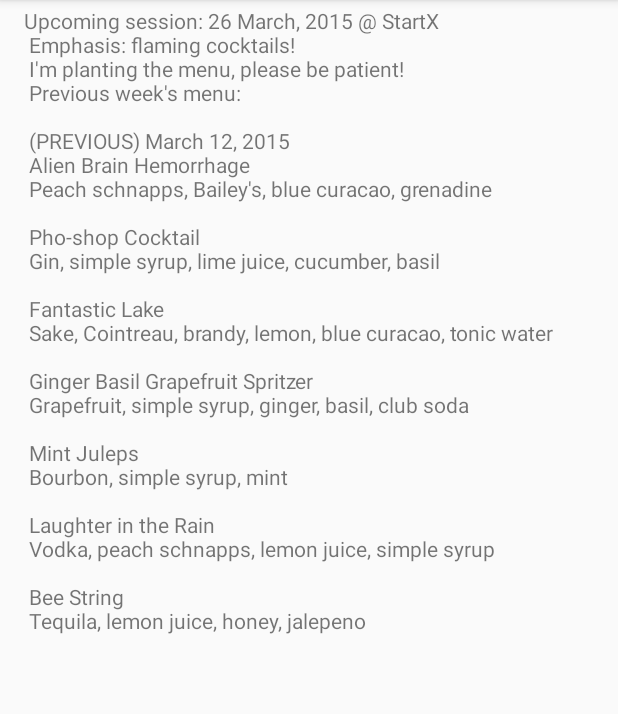
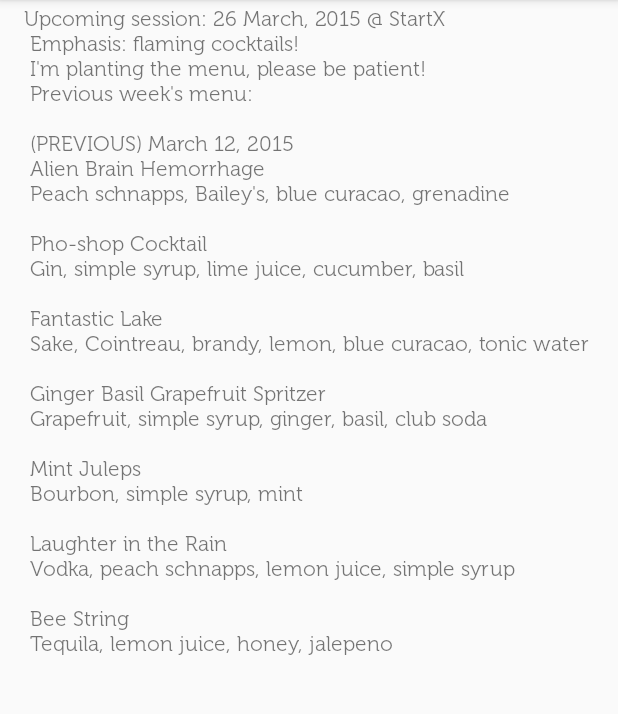
Before and after one commit to davidopluslau/CleverEggplant, an Android app: the screen it shows after launch (MainActivity), on a phone screen of 412 x 824 dp, the part 84-798 px from its top. Run offline under Robolectric (Android 15) with nearby library versions, the phone set to English and light mode, and no system bars.

Commit message:
Everything is fonted, albeit sloppily

```diff
--- a/CleverEggplant/app/src/main/java/com/theclevereggplant/clevereggplant/CleverPagerAdapter.java
+++ b/CleverEggplant/app/src/main/java/com/theclevereggplant/clevereggplant/CleverPagerAdapter.java
@@ -5,6 +5,7 @@
 import java.util.List;
 
 import android.content.Context;
+import android.graphics.Typeface;
 import android.os.Bundle;
 import android.support.v4.app.Fragment;
 import android.support.v4.app.FragmentManager;
@@ -13,10 +14,12 @@
 public class CleverPagerAdapter extends FragmentPagerAdapter {
 
     List<String> pageStrings = new ArrayList<>();
+    Typeface museoFont;
 
     public CleverPagerAdapter(FragmentManager fm, Context context) {
         super(fm);
         String[] pageData = context.getResources().getStringArray(R.array.textBullshit);
+        this.museoFont = Typeface.createFromAsset(context.getAssets(), "Museo-300.otf");
         pageStrings = new ArrayList<>(Arrays.asList(pageData));
     }
 
--- a/CleverEggplant/app/src/main/java/com/theclevereggplant/clevereggplant/TextVomitFragment.java
+++ b/CleverEggplant/app/src/main/java/com/theclevereggplant/clevereggplant/TextVomitFragment.java
@@ -1,5 +1,6 @@
 package com.theclevereggplant.clevereggplant;
 
+import android.graphics.Typeface;
 import android.os.Bundle;
 import android.support.annotation.Nullable;
 import android.support.v4.app.Fragment;
@@ -14,8 +15,10 @@
             @Nullable Bundle savedInstanceState) {
         View rootView = inflater.inflate(R.layout.text_vomit_page, container, false);
         Bundle args = getArguments();
+        Typeface font = Typeface.createFromAsset(inflater.getContext().getAssets(), "Museo-300.otf");
         TextView textView = (TextView) rootView.findViewById(R.id.text_vomit);
         textView.setText(args.getString("foobar"));
+        textView.setTypeface(font);
         return rootView;
     }
 }
```
Also changed, not shown: CleverEggplant/app/src/main/java/com/theclevereggplant/clevereggplant/StaffPageFragment.java (+11 -0 lines), CleverEggplant/app/src/main/assets/Chantelli_Antiqua.ttf (added), CleverEggplant/app/src/main/assets/Museo-300.otf (added), CleverEggplant/app/src/main/assets/Museo-700.otf (added).
